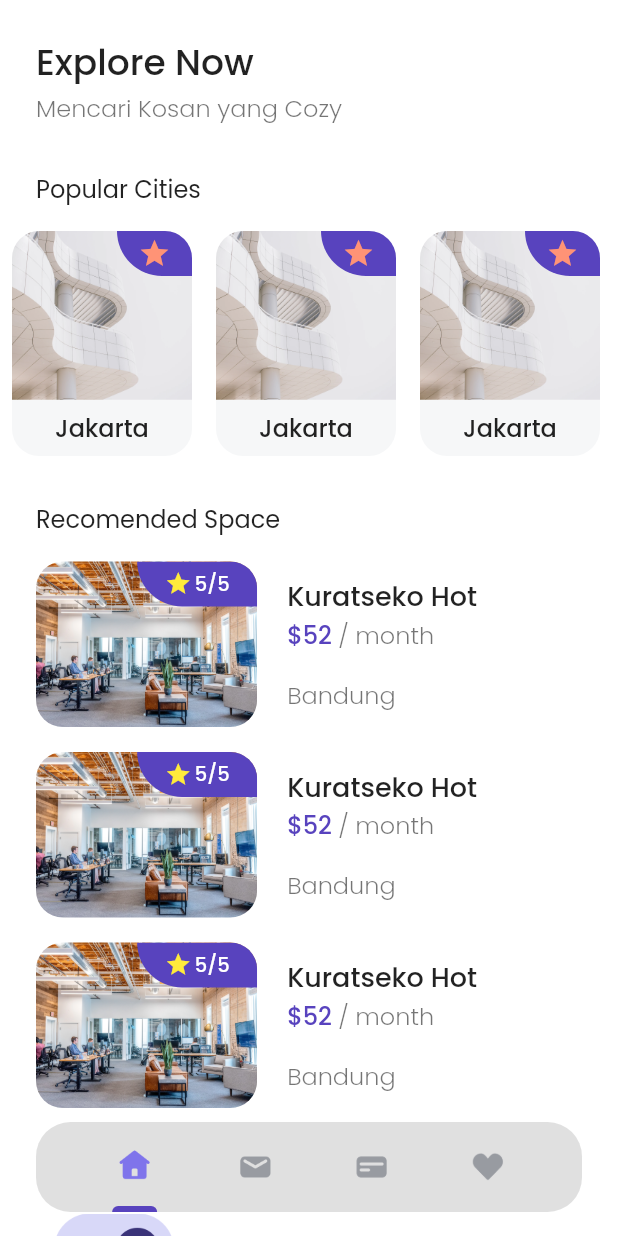
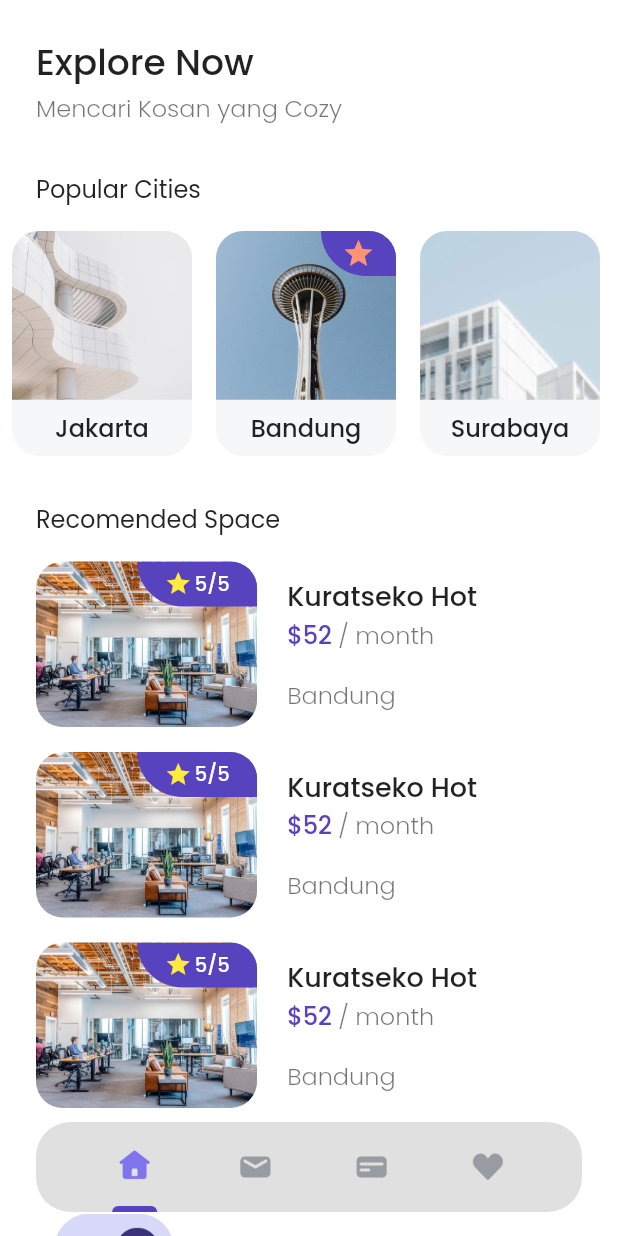
Before and after one commit to Muhdzalf/bwa_kos, a Flutter app: the HomePage screen opened by its route, on a phone screen of 412 x 824 dp. Run offline on Flutter 3.47's test engine with Material 2 defaults, Android fonts, the phone set to English and light mode, and no system bars; our stand-ins replace google_fonts.

Commit message:
popular cities

```diff
--- a/lib/models/city.dart
+++ b/lib/models/city.dart
@@ -1,5 +1,12 @@
 class CityModel {
-  int? id;
-  String? imageUrl;
-  String? cityName;
+  int id;
+  String imageUrl;
+  String cityName;
+  bool ispolular;
+
+  CityModel(
+      {required this.id,
+      required this.cityName,
+      required this.imageUrl,
+      required this.ispolular});
 }
--- a/lib/pages/home/components/popularcities_list.dart
+++ b/lib/pages/home/components/popularcities_list.dart
@@ -1,3 +1,4 @@
+import 'package:bwa_kos/models/city.dart';
 import 'package:bwa_kos/pages/widgets/city_card.dart';
 import 'package:flutter/material.dart';
 
@@ -14,20 +15,39 @@ class PopularCitiesList extends StatelessWidget {
         scrollDirection: Axis.horizontal,
         children: [
           CityCard(
-            imageUrl: 'assets/images/image.png',
-            city: 'Jakarta',
+            CityModel(
+                id: 1,
+                cityName: 'Jakarta',
+                imageUrl: 'assets/images/image.png',
+                ispolular: false),
           ),
           CityCard(
-            imageUrl: 'assets/images/image.png',
-            city: 'Jakarta',
+            CityModel(
+                id: 2,
+                cityName: 'Bandung',
+                imageUrl: 'assets/images/bandung.png',
+                ispolular: true),
           ),
           CityCard(
-            imageUrl: 'assets/images/image.png',
-            city: 'Jakarta',
+            CityModel(
+                id: 3,
+                cityName: 'Surabaya',
+                imageUrl: 'assets/images/surabaya.png',
+                ispolular: false),
           ),
           CityCard(
-            imageUrl: 'assets/images/image.png',
-            city: 'Jakarta',
+            CityModel(
+                id: 4,
+                cityName: 'Aceh',
+                imageUrl: 'assets/images/aceh.png',
+                ispolular: false),
+          ),
+          CityCard(
+            CityModel(
+                id: 5,
+                cityName: 'bogor',
+                imageUrl: 'assets/images/bogor.png',
+                ispolular: false),
           ),
         ],
       ),
--- a/lib/pages/widgets/city_card.dart
+++ b/lib/pages/widgets/city_card.dart
@@ -1,17 +1,13 @@
+import 'package:bwa_kos/models/city.dart';
 import 'package:bwa_kos/pages/widgets/popular_badge.dart';
 import 'package:flutter/material.dart';
 
 import '../../theme.dart';
 
 class CityCard extends StatelessWidget {
-  final String imageUrl;
-  final String city;
+  final CityModel city;
 
-  const CityCard({
-    Key? key,
-    required this.imageUrl,
-    required this.city,
-  }) : super(key: key);
+  CityCard(this.city);
 
   @override
   Widget build(BuildContext context) {
@@ -29,7 +25,7 @@ class CityCard extends StatelessWidget {
                     Expanded(
                       flex: 3,
                       child: Image.asset(
-                        imageUrl,
+                        city.imageUrl,
                         fit: BoxFit.cover,
                       ),
                     ),
@@ -38,7 +34,7 @@ class CityCard extends StatelessWidget {
                       color: lightGreyColor,
                       child: Center(
                         child: Text(
-                          city,
+                          city.cityName,
                           style: title.copyWith(
                             fontSize: 16,
                           ),
@@ -47,7 +43,7 @@ class CityCard extends StatelessWidget {
                     )),
                   ],
                 ),
-                PopularBadge(),
+                city.ispolular ? PopularBadge() : SizedBox(),
               ],
             )),
       ),
```
